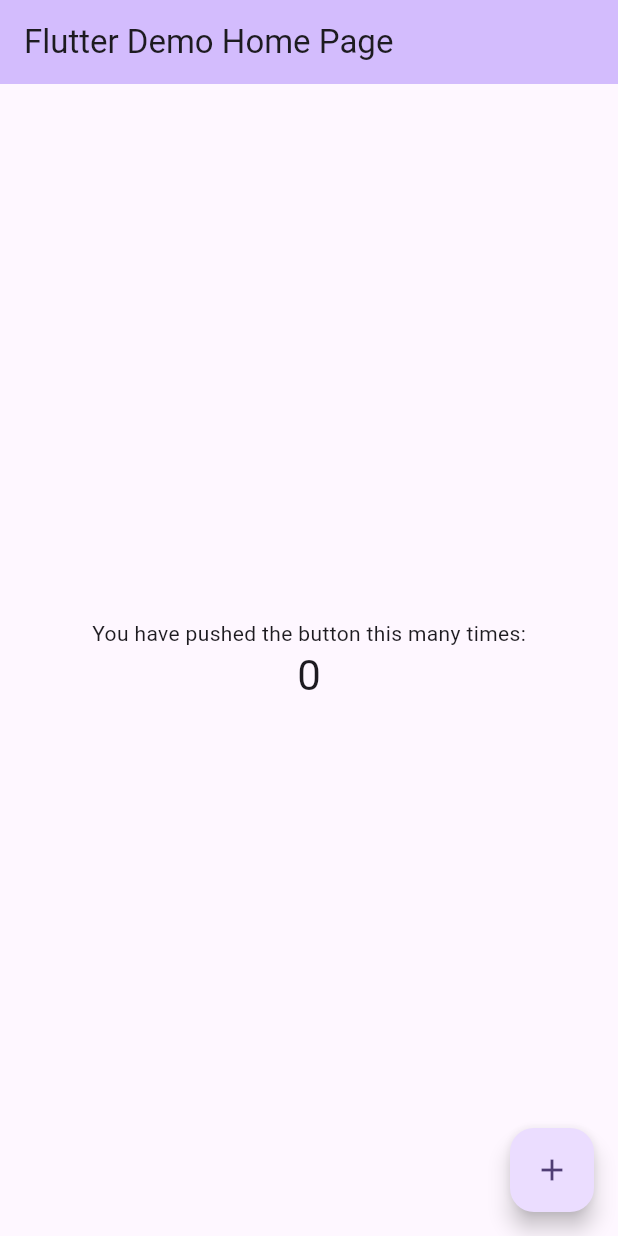
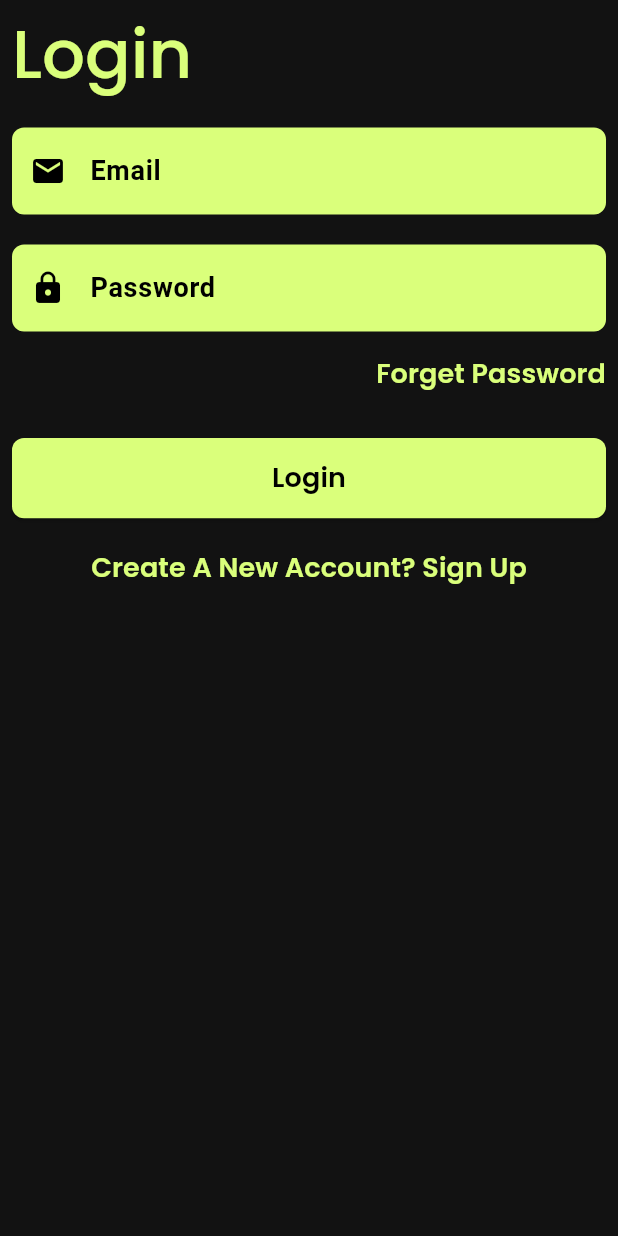
Before and after one commit to manoharacharyaa/eventhub, a Flutter app: the screen it shows after launch, on a phone screen of 412 x 824 dp. Run offline on Flutter 3.47's test engine with Material 2 defaults, Android fonts, the phone set to English and light mode, and no system bars; our stand-ins replace appwrite, google_fonts.

Commit message:
2.Login & SignUp Page

```diff
--- /dev/null
+++ b/lib/colors/colors.dart
@@ -0,0 +1,4 @@
+import 'package:flutter/material.dart';
+
+const Color kPrimary = Color.fromARGB(255, 218, 255, 123);
+const Color kTransparent = Colors.transparent;
--- /dev/null
+++ b/lib/containers/custom_input_form.dart
@@ -0,0 +1,65 @@
+import 'package:flutter/material.dart';
+
+class CustomInputForm extends StatelessWidget {
+  final TextEditingController? controller;
+  final IconData icon;
+  final String label;
+  final String hint;
+  final bool? obscureText;
+  final TextInputType? keyboardType;
+  final int? maxLines;
+  final VoidCallback? onTap;
+  final bool? readOnly;
+  const CustomInputForm({
+    super.key,
+    required this.icon,
+    required this.label,
+    required this.hint,
+    this.obscureText,
+    this.keyboardType,
+    this.maxLines,
+    this.onTap,
+    this.readOnly,
+    this.controller,
+  });
+
+  @override
+  Widget build(BuildContext context) {
+    return TextFormField(
+      controller: controller,
+      readOnly: readOnly ?? false,
+      onTap: onTap,
+      style:
+          Theme.of(context).textTheme.titleSmall!.copyWith(color: Colors.black),
+      maxLines: maxLines ?? 1,
+      obscureText: obscureText ?? false,
+      keyboardType: keyboardType ?? TextInputType.text,
+      cursorColor: Colors.black,
+      decoration: InputDecoration(
+        filled: true,
+        fillColor: const Color.fromARGB(255, 218, 255, 123),
+        border: OutlineInputBorder(
+          borderSide: BorderSide.none,
+          borderRadius: BorderRadius.circular(8),
+        ),
+        labelText: label,
+        labelStyle: const TextStyle(
+          color: Colors.black,
+          fontSize: 18,
+          fontWeight: FontWeight.w600,
+        ),
+        hintText: hint,
+        hintStyle: const TextStyle(
+          color: Colors.black,
+          fontSize: 18,
+          fontWeight: FontWeight.normal,
+        ),
+        prefixIcon: Icon(
+          icon,
+          color: Colors.black,
+        ),
+        floatingLabelBehavior: FloatingLabelBehavior.never,
+      ),
+    );
+  }
+}
--- a/lib/main.dart
+++ b/lib/main.dart
@@ -1,4 +1,7 @@
+import 'package:eventhub/colors/colors.dart';
+import 'package:eventhub/views/login.dart';
 import 'package:flutter/material.dart';
+import 'package:google_fonts/google_fonts.dart';
 
 void main() {
   runApp(const MyApp());
@@ -11,59 +14,30 @@ class MyApp extends StatelessWidget {
   Widget build(BuildContext context) {
     return MaterialApp(
       title: 'Flutter Demo',
+      debugShowCheckedModeBanner: false,
       theme: ThemeData(
-        colorScheme: ColorScheme.fromSeed(seedColor: Colors.deepPurple),
         useMaterial3: true,
+        colorScheme: const ColorScheme.dark(),
+        appBarTheme: const AppBarTheme(centerTitle: true),
+        textTheme: TextTheme(
+          titleSmall: GoogleFonts.poppins(
+            fontSize: 18,
+            fontWeight: FontWeight.w600,
+            color: kPrimary,
+          ),
+          titleLarge: GoogleFonts.poppins(
+            fontSize: 45,
+            fontWeight: FontWeight.w500,
+            color: kPrimary,
+          ),
+          titleMedium: GoogleFonts.poppins(
+            fontSize: 25,
+            fontWeight: FontWeight.w600,
+            color: kPrimary,
+          ),
+        ),
       ),
-      home: const MyHomePage(title: 'Flutter Demo Home Page'),
+      home: const LoginPage(),
     );
   }
 }
-
-class MyHomePage extends StatefulWidget {
-  const MyHomePage({super.key, required this.title});
-
-  final String title;
-
-  @override
-  State<MyHomePage> createState() => _MyHomePageState();
-}
-
-class _MyHomePageState extends State<MyHomePage> {
-  int _counter = 0;
-
-  void _incrementCounter() {
-    setState(() {
-      _counter++;
-    });
-  }
-
-  @override
-  Widget build(BuildContext context) {
-    return Scaffold(
-      appBar: AppBar(
-        backgroundColor: Theme.of(context).colorScheme.inversePrimary,
-        title: Text(widget.title),
-      ),
-      body: Center(
-        child: Column(
-          mainAxisAlignment: MainAxisAlignment.center,
-          children: <Widget>[
-            const Text(
-              'You have pushed the button this many times:',
-            ),
-            Text(
-              '$_counter',
-              style: Theme.of(context).textTheme.headlineMedium,
-            ),
-          ],
-        ),
-      ),
-      floatingActionButton: FloatingActionButton(
-        onPressed: _incrementCounter,
-        tooltip: 'Increment',
-        child: const Icon(Icons.add),
-      ),
-    );
-  }
-}
--- /dev/null
+++ b/lib/views/login.dart
@@ -0,0 +1,105 @@
+// ignore_for_file: unused_local_variable
+import 'package:eventhub/colors/colors.dart';
+import 'package:eventhub/containers/custom_input_form.dart';
+import 'package:eventhub/views/signup.dart';
+import 'package:flutter/material.dart';
+
+class LoginPage extends StatefulWidget {
+  const LoginPage({super.key});
+
+  @override
+  State<LoginPage> createState() => _LoginPageState();
+}
+
+class _LoginPageState extends State<LoginPage> {
+  @override
+  Widget build(BuildContext context) {
+    final height = MediaQuery.sizeOf(context).height;
+    final width = MediaQuery.sizeOf(context).width;
+    return SafeArea(
+      child: Scaffold(
+        body: Padding(
+          padding: const EdgeInsets.all(8.0),
+          child: Column(
+            crossAxisAlignment: CrossAxisAlignment.start,
+            children: [
+              Text(
+                'Login',
+                style: Theme.of(context).textTheme.titleLarge,
+              ),
+              const SizedBox(height: 20),
+              const CustomInputForm(
+                icon: Icons.email,
+                label: 'Email',
+                hint: 'Enter your email',
+              ),
+              const SizedBox(height: 20),
+              const CustomInputForm(
+                icon: Icons.lock,
+                obscureText: true,
+                label: 'Password',
+                hint: 'Enter your password',
+              ),
+              const SizedBox(height: 15),
+              Row(
+                mainAxisAlignment: MainAxisAlignment.end,
+                children: [
+                  Text(
+                    'Forget Password',
+                    style: Theme.of(context).textTheme.titleSmall,
+                  ),
+                ],
+              ),
+              const SizedBox(height: 30),
+              ElevatedButton(
+                onPressed: () {},
+                style: ButtonStyle(
+                  backgroundColor: const MaterialStatePropertyAll(kPrimary),
+                  minimumSize: MaterialStatePropertyAll(
+                    Size(double.infinity, height * 0.065),
+                  ),
+                  shape: MaterialStatePropertyAll(
+                    RoundedRectangleBorder(
+                      borderRadius: BorderRadius.circular(8),
+                    ),
+                  ),
+                ),
+                child: Text(
+                  'Login',
+                  style: Theme.of(context)
+                      .textTheme
+                      .titleSmall!
+                      .copyWith(color: Colors.black),
+                ),
+              ),
+              const SizedBox(height: 20),
+              Row(
+                mainAxisAlignment: MainAxisAlignment.center,
+                children: [
+                  Text(
+                    'Create A New Account? ',
+                    style: Theme.of(context).textTheme.titleSmall,
+                  ),
+                  InkWell(
+                    onTap: () {
+                      Navigator.push(
+                        context,
+                        MaterialPageRoute(
+                          builder: (context) => const SignUpPage(),
+                        ),
+                      );
+                    },
+                    child: Text(
+                      'Sign Up',
+                      style: Theme.of(context).textTheme.titleSmall,
+                    ),
+                  ),
+                ],
+              ),
+            ],
+          ),
+        ),
+      ),
+    );
+  }
+}
--- a/pubspec.yaml
+++ b/pubspec.yaml
@@ -14,6 +14,8 @@ dependencies:
 
   cupertino_icons: ^1.0.2
   appwrite: ^11.0.0
+  google_fonts: ^6.1.0
+  shared_preferences: ^2.2.1
 
 dev_dependencies:
   flutter_test:
```
Also changed, not shown: lib/views/homepage.dart (added, +35 -0 lines), lib/views/signup.dart (added, +101 -0 lines), pubspec.lock, 1 other file.
